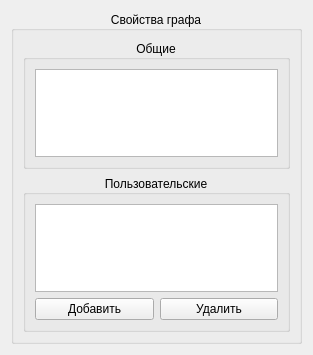
The window that Libraries/GraphWidgets/src/graphpropertyeditform.ui (VinTRiZz/GraphEditor) describes before a commit, drawn with Qt 5.
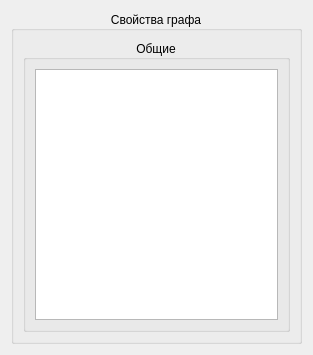
The same window after the commit.

Commit message: GraphObject#feature: Переработал классы данных графа

```diff
--- a/Libraries/GraphWidgets/src/graphpropertyeditform.ui
+++ b/Libraries/GraphWidgets/src/graphpropertyeditform.ui
@@ -54,51 +54,6 @@
         </layout>
        </widget>
       </item>
-      <item>
-       <widget class="QGroupBox" name="graphProps_user_groupBox">
-        <property name="title">
-         <string>Пользовательские</string>
-        </property>
-        <property name="alignment">
-         <set>Qt::AlignCenter</set>
-        </property>
-        <layout class="QVBoxLayout" name="verticalLayout_3">
-         <item>
-          <widget class="QTableView" name="propertyUser_tableView"/>
-         </item>
-         <item>
-          <layout class="QHBoxLayout" name="horizontalLayout">
-           <item>
-            <widget class="QPushButton" name="propertyAdd_pushButton">
-             <property name="sizePolicy">
-              <sizepolicy hsizetype="Minimum" vsizetype="Fixed">
-               <horstretch>1</horstretch>
-               <verstretch>0</verstretch>
-              </sizepolicy>
-             </property>
-             <property name="text">
-              <string>Добавить</string>
-             </property>
-            </widget>
-           </item>
-           <item>
-            <widget class="QPushButton" name="propertyRemove_pushButton">
-             <property name="sizePolicy">
-              <sizepolicy hsizetype="Minimum" vsizetype="Fixed">
-               <horstretch>1</horstretch>
-               <verstretch>0</verstretch>
-              </sizepolicy>
-             </property>
-             <property name="text">
-              <string>Удалить</string>
-             </property>
-            </widget>
-           </item>
-          </layout>
-         </item>
-        </layout>
-       </widget>
-      </item>
      </layout>
     </widget>
    </item>
```
The commit also changes 67 other files.
